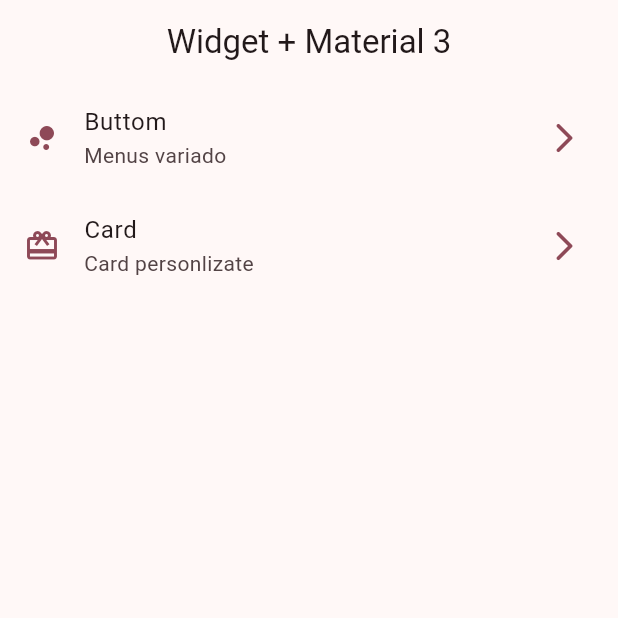
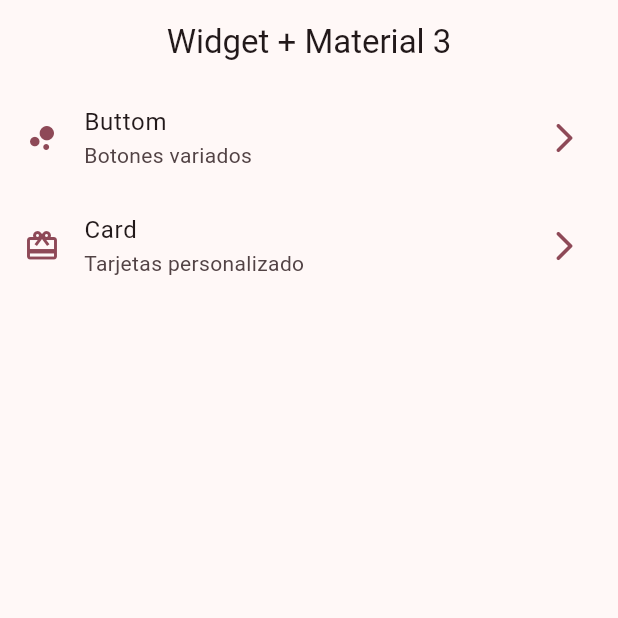
Before and after one commit to radamantis200/widgets_app, a Flutter app: the screen it shows after launch, on a phone screen of 412 x 824 dp, the top half of it. Run offline on Flutter 3.47's test engine with Material 2 defaults, Android fonts, the phone set to English and light mode, and no system bars; our stand-ins replace go_router.

Commit message:
change subtitle

```diff
--- a/lib/config/menu/menu_item.dart
+++ b/lib/config/menu/menu_item.dart
@@ -16,12 +16,12 @@ class MenuItem {
 final List<MenuItem> appMenuItems = [
   MenuItem(
       title: 'Buttom',
-      subtitle: 'Menus variado',
+      subtitle: 'Botones variados',
       icon: Icons.bubble_chart,
       url: '/buttoms'),
   MenuItem(
       title: 'Card',
-      subtitle: 'Card personlizate',
+      subtitle: 'Tarjetas personalizado',
       icon: Icons.card_giftcard,
       url: '/cards')
 ];
```
